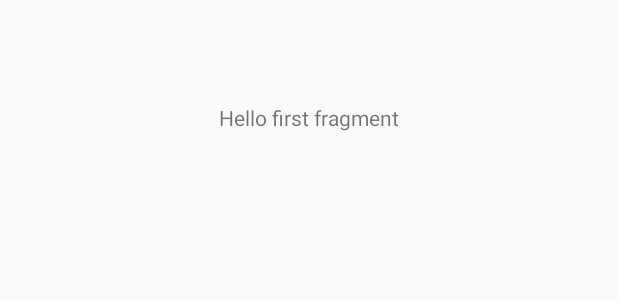
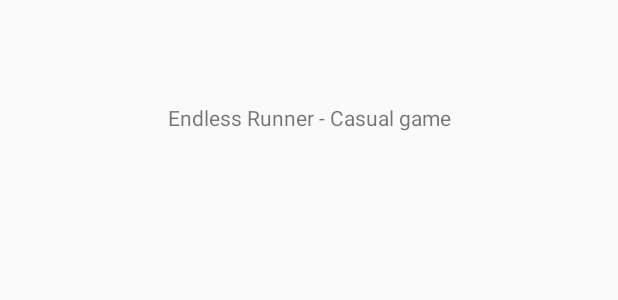
Before and after one commit to csabaszekelyhidi/EZC_project, an Android app: the layout fragment_first.xml on its own in the app's theme, with its tools: preview values and no code run, on a phone screen of 412 x 824 dp. Shown: the part 275-575 px from the top of the screen. Run offline under Robolectric (Android 15) with nearby library versions, the phone set to English and light mode, and no system bars.

Commit message:
kezdőképernyő háttér beállítás

```diff
--- a/EZC/app/src/main/res/layout/activity_main.xml
+++ b/EZC/app/src/main/res/layout/activity_main.xml
@@ -5,7 +5,8 @@
         xmlns:tools="http://schemas.android.com/tools"
         android:layout_width="match_parent"
         android:layout_height="match_parent"
-        tools:context=".MainActivity">
+        tools:context=".MainActivity"
+        android:background="@drawable/background_highres">
 <!--itsokay for now-->
     <com.google.android.material.appbar.AppBarLayout
             app:layout_constraintBottom_toBottomOf="parent"
@@ -24,7 +25,7 @@
         android:id="@+id/playbutton"
         android:layout_width="wrap_content"
         android:layout_height="wrap_content"
-        android:layout_marginBottom="192dp"
+        android:layout_marginBottom="180dp"
         android:text="Play"
         app:layout_constraintBottom_toBottomOf="parent"
         app:layout_constraintHorizontal_bias="0.499"
--- a/EZC/app/src/main/res/values/strings.xml
+++ b/EZC/app/src/main/res/values/strings.xml
@@ -7,6 +7,6 @@
     <string name="next">Next</string>
     <string name="previous">Previous</string>
 
-    <string name="hello_first_fragment">Hello first fragment</string>
+    <string name="hello_first_fragment">Endless Runner - Casual game</string>
     <string name="hello_second_fragment">Hello second fragment. Arg: %1$s</string>
 </resources>
```
